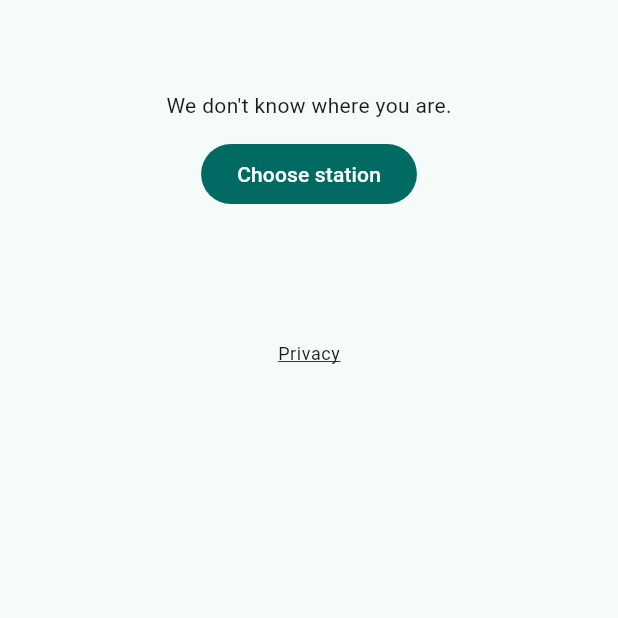
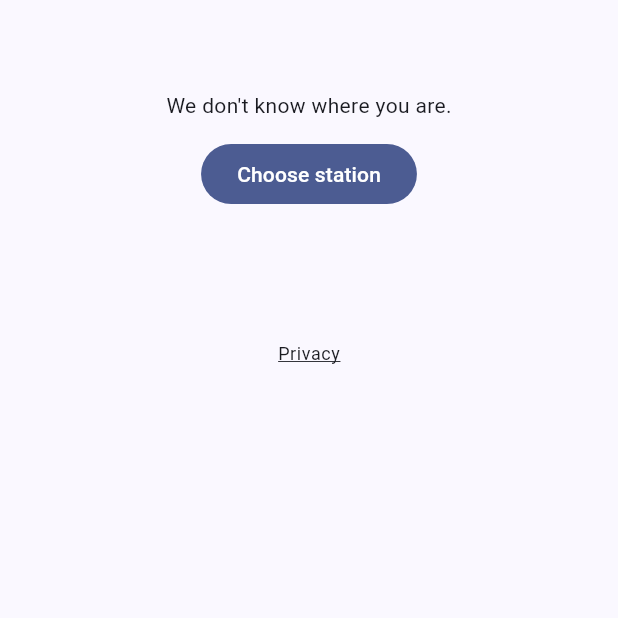
Before and after one commit to JFCaBa/platform, a Flutter app: the screen it shows after launch, on a phone screen of 412 x 824 dp, the top half of it. Run offline on Flutter 3.47's test engine with Material 3 defaults, Android fonts, the phone set to English and light mode, and no system bars; our stand-ins replace geolocator, material_ui, shared_preferences, timezone; network calls fail.

Commit message:
feat(app): navy icon and theme (Andén design, What Platform colours)
Co-Authored-By: Claude Opus 5.5 <noreply@anthropic.com>

```diff
--- a/app/lib/main.dart
+++ b/app/lib/main.dart
@@ -56,7 +56,7 @@ class _PlatformAppState extends State<PlatformApp> with WidgetsBindingObserver {
 
   @override
   Widget build(BuildContext context) {
-    const seed = Color(0xFF0F766E);
+    const seed = Color(0xFF1E3A8A);
     return MaterialApp(
       title: 'What Platform',
       debugShowCheckedModeBanner: false,
--- a/app/pubspec.yaml
+++ b/app/pubspec.yaml
@@ -99,6 +99,6 @@ flutter_launcher_icons:
   ios: true
   remove_alpha_ios: true
   android: true
-  adaptive_icon_background: "#0F766E"
+  adaptive_icon_background: "#1E3A8A"
   adaptive_icon_foreground: "tools/icon/foreground-1024.png"
   min_sdk_android: 21
```
Also changed, not shown: app/tools/icon/feature-1024x500.png (added), app/tools/icon/feature.svg (added), app/tools/icon/foreground-1024.png (added), app/tools/icon/foreground.svg (added), app/tools/icon/icon-1024.png (added), app/tools/icon/icon.svg (added), app/tools/icon/play-512.png (added), 33 other files.
